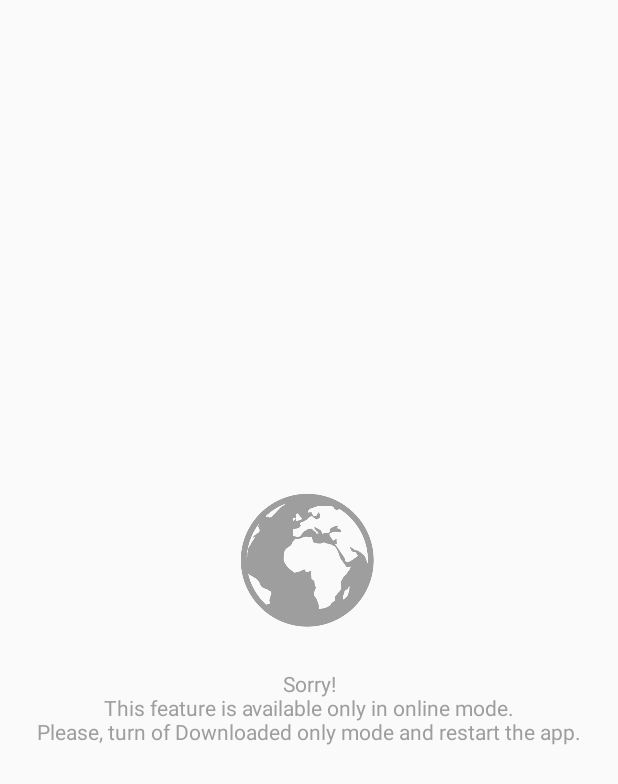
After one commit to NBakaev/cityguide, an Android app: the fragment EmptyFragment shown on its own in the app's theme, on a phone screen of 412 x 824 dp. The commit adds this screen. Shown: the top 784 px of the screen. Run offline under Robolectric (Android 15) with nearby library versions, the phone set to English and light mode, and no system bars.

Commit message:
cities(100%) done

```diff
--- a/app/build.gradle
+++ b/app/build.gradle
@@ -86,5 +86,5 @@ dependencies {
 }
 
 greendao {
-    schemaVersion 3
+    schemaVersion 4
 }
--- a/app/src/main/java/ru/nbakaev/cityguide/fragments/CityFragment.java
+++ b/app/src/main/java/ru/nbakaev/cityguide/fragments/CityFragment.java
@@ -8,6 +8,7 @@ import android.support.v7.widget.RecyclerView;
 import android.view.LayoutInflater;
 import android.view.View;
 import android.view.ViewGroup;
+import android.widget.LinearLayout;
 
 import java.util.ArrayList;
 import java.util.List;
@@ -27,6 +28,7 @@ import ru.nbakaev.cityguide.utils.CacheUtils;
 public class CityFragment extends Fragment {
     private MultiSelector<City> selector;
     private RecyclerView reciclerView;
+    private LinearLayout empty;
     private Random random = new Random();
     private CityRecyclerAdapter adapter;
     private List<City> cities = new ArrayList<>();
@@ -67,6 +69,7 @@ public class CityFragment extends Fragment {
     {
 
         reciclerView = (RecyclerView) view.findViewById(R.id.citiesRecyclerView);
+        empty = (LinearLayout) view.findViewById(R.id.empty);
     }
 
     public void setCities(List<City> cities)
@@ -101,5 +104,7 @@ public class CityFragment extends Fragment {
         LinearLayoutManager mLinearLayoutManagerVertical = new LinearLayoutManager(getActivity());
         mLinearLayoutManagerVertical.setOrientation(LinearLayoutManager.VERTICAL);
         reciclerView.setLayoutManager(mLinearLayoutManagerVertical);
+        reciclerView.setVisibility(cities.isEmpty() ? View.GONE : View.VISIBLE);
+        empty.setVisibility(cities.isEmpty() ? View.VISIBLE : View.GONE);
     }
 }
--- /dev/null
+++ b/app/src/main/java/ru/nbakaev/cityguide/fragments/EmptyFragment.java
@@ -0,0 +1,29 @@
+package ru.nbakaev.cityguide.fragments;
+
+import android.content.Context;
+import android.os.Bundle;
+import android.os.PersistableBundle;
+import android.support.annotation.Nullable;
+import android.support.v7.widget.RecyclerView;
+import android.util.AttributeSet;
+import android.view.LayoutInflater;
+import android.view.View;
+import android.view.ViewGroup;
+import android.widget.LinearLayout;
+
+import ru.nbakaev.cityguide.CitiesActivity;
+import ru.nbakaev.cityguide.R;
+
+/**
+ * Created by Наташа on 23.12.2016.
+ */
+
+public class EmptyFragment extends CityFragment {
+    @Nullable
+    @Override
+    public View onCreateView(LayoutInflater inflater, ViewGroup container, Bundle savedInstanceState) {
+        View view = inflater.inflate(R.layout.fragment_cities_no_offline, container, false);
+
+        return  view;
+    }
+}
--- a/app/src/main/java/ru/nbakaev/cityguide/poi/Poi.java
+++ b/app/src/main/java/ru/nbakaev/cityguide/poi/Poi.java
@@ -176,6 +176,10 @@ public class Poi implements ClusterItem {
         if (imageUrl != null ? !imageUrl.equals(poi.imageUrl) : poi.imageUrl != null) return false;
         if (imageUrls != null ? !imageUrls.equals(poi.imageUrls) : poi.imageUrls != null)
             return false;
+        if (cityId != null ? !cityId.equals(poi.cityId) : poi.cityId != null)
+            return false;
+        if (lastUpdate != null ? !lastUpdate.equals(poi.lastUpdate) : poi.lastUpdate != null)
+            return false;
         return videoUrl != null ? videoUrl.equals(poi.videoUrl) : poi.videoUrl == null;
 
     }
--- a/app/src/main/java/ru/nbakaev/cityguide/poi/PoiProvider.java
+++ b/app/src/main/java/ru/nbakaev/cityguide/poi/PoiProvider.java
@@ -20,4 +20,7 @@ public interface PoiProvider {
 
     Observable<ResponseBody> downloadData(String url);
 
+    Observable<List<City>> getCities();
+    Observable<List<Poi>> getPoiFromCity(String cityId);
+
 }
--- a/app/src/main/java/ru/nbakaev/cityguide/poi/server/ServerPoiProvider.java
+++ b/app/src/main/java/ru/nbakaev/cityguide/poi/server/ServerPoiProvider.java
@@ -76,10 +76,12 @@ public class ServerPoiProvider implements PoiProvider {
         return poiProvider.downloadContent(url);
     }
 
+    @Override
     public Observable<List<City>> getCities()
     {
         return poiProvider.getCities();
     }
+    @Override
     public Observable<List<Poi>> getPoiFromCity(String cityId)
     {
         return poiProvider.getPoiFromCity(cityId);
--- a/app/src/main/java/ru/nbakaev/cityguide/ui/RecyclerAdapter.java
+++ b/app/src/main/java/ru/nbakaev/cityguide/ui/RecyclerAdapter.java
@@ -130,7 +130,7 @@ public class RecyclerAdapter extends RecyclerView.Adapter<RecyclerAdapter.MyView
             this.position = position;
             this.current = current;
 
-            String visibleDescription = current.getDescription() == null ? "" : current.getDescription().substring(0, MAX_DESCRIPTION_LENGTH).concat("...");
+            String visibleDescription = current.getDescription() == null ? "" : current.getDescription().substring(0, Math.min(MAX_DESCRIPTION_LENGTH, current.getDescription().length())).concat("...");
             this.description.setText(visibleDescription);
 
             if (!StringUtils.isEmpty(current.getImageUrl())) {
--- /dev/null
+++ b/app/src/main/res/layout/fragment_cities_no_offline.xml
@@ -0,0 +1,21 @@
+<?xml version="1.0" encoding="utf-8"?>
+<LinearLayout xmlns:android="http://schemas.android.com/apk/res/android"
+    android:orientation="vertical" android:layout_width="match_parent"
+    android:gravity="center"
+    android:padding="20dp"
+    android:layout_height="match_parent">
+    <ImageView
+        android:layout_marginBottom="20dp"
+        android:layout_width="wrap_content"
+        android:layout_height="100dp"
+        android:tint="@color/grey_500"
+        android:src="@drawable/ic_globe"/>
+    <TextView
+        android:layout_width="match_parent"
+        android:layout_height="wrap_content"
+        android:gravity="center"
+        android:textColor="@color/grey_500"
+        android:text="@string/only_online"/>
+
+
+</LinearLayout>
--- a/app/src/main/res/values/strings.xml
+++ b/app/src/main/res/values/strings.xml
@@ -49,6 +49,9 @@
     <string name="select_all">Select all</string>
     <string name="deselect_all">Deselect all</string>
 
+<string name="empty_search">Oh!\nUnfortunately, no results were found.</string>
+    <string name="only_online">Sorry!\nThis feature is available only in online mode.\nPlease, turn of "Downloaded only" mode and restart the app.</string>
+
 <string name="downloaded_only">Downloaded only</string>
 <string name="enable_experimental_feature">enable experimental feature</string>
 
```
Also changed, not shown: app/src/main/java/ru/nbakaev/cityguide/CitiesActivity.java (+22 -19 lines), app/src/main/java/ru/nbakaev/cityguide/poi/OfflinePoiProvider.java (+55 -2 lines), app/src/main/java/ru/nbakaev/cityguide/poi/db/DBService.java (+6 -6 lines), app/src/main/res/layout/activity_main_list_item.xml (+6 -2 lines), app/src/main/res/layout/fragment_cities.xml (+26 -4 lines), app/src/main/res/drawable/ic_globe.png (added), app/src/main/res/drawable/icon_sorry.png (added).
